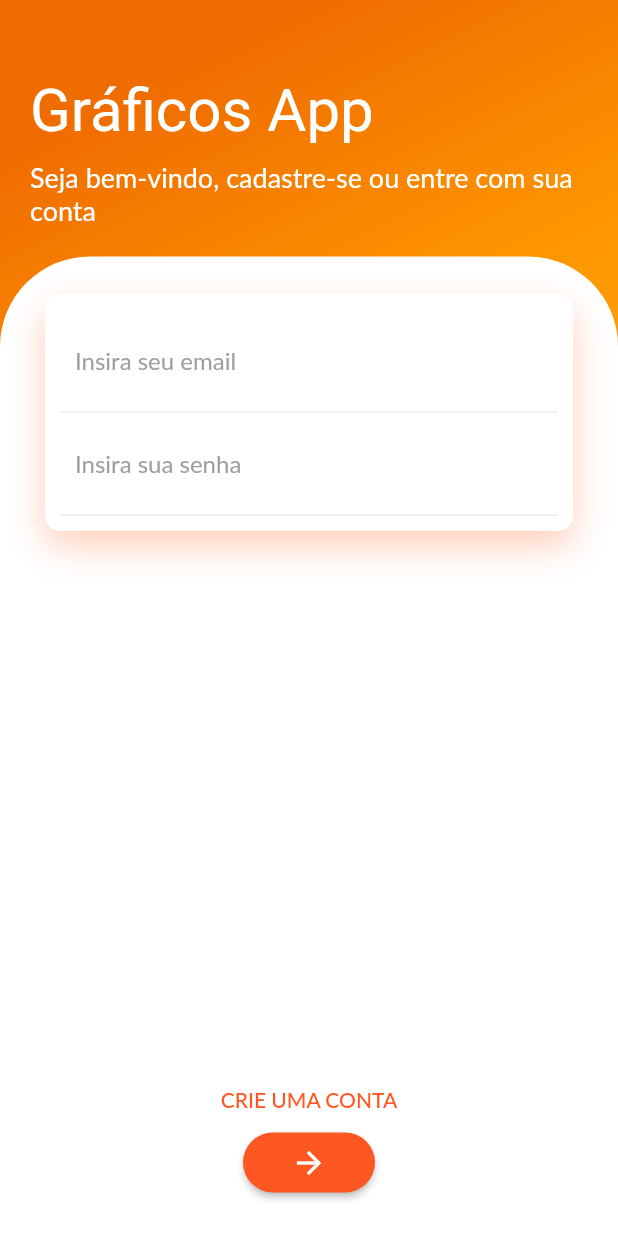
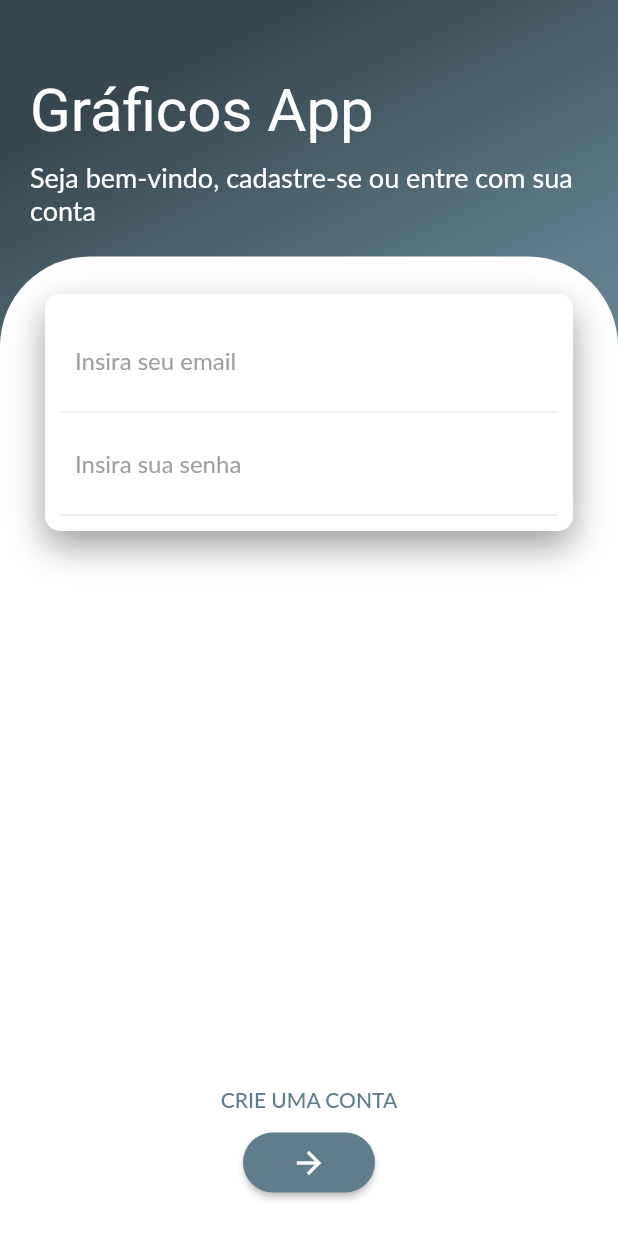
Before and after one commit to lucascicco/FLUTTER-CHARTS-APP, a Flutter app: the screen it shows after launch, on a phone screen of 412 x 824 dp. Run offline on Flutter 3.47's test engine with Material 2 defaults, Android fonts, the phone set to English and light mode, and no system bars; our stand-ins replace charts_flutter, mask_text_input_formatter, shared_preferences; Roboto replaces fonts that are missing (Anton, Lato).

```diff
--- a/lib/main.dart
+++ b/lib/main.dart
@@ -29,8 +29,8 @@ class MyApp extends StatelessWidget {
         builder: (ctx, auth, _) => MaterialApp(
           title: 'My charts',
           theme: ThemeData(
-            primarySwatch: Colors.deepOrange,
-            accentColor: Colors.deepOrangeAccent,
+            primarySwatch: Colors.blueGrey,
+            accentColor: Colors.grey,
             fontFamily: 'Lato',
           ),
           home: auth.isAuth
--- a/lib/screens/auth_screen.dart
+++ b/lib/screens/auth_screen.dart
@@ -16,9 +16,9 @@ class AuthScreen extends StatelessWidget {
               gradient: LinearGradient(
                 begin: Alignment.topCenter,
                 colors: [
-                  Colors.orange[800],
-                  Colors.orange[500],
-                  Colors.orange[400],
+                  Colors.blueGrey[800],
+                  Colors.blueGrey[500],
+                  Colors.blueGrey[400],
                 ],
               ),
             ),
--- a/lib/screens/show_chart.dart
+++ b/lib/screens/show_chart.dart
@@ -25,7 +25,7 @@ class ShowChart extends StatelessWidget {
         IconButton(
           icon: Icon(
             Icons.delete,
-            color: Colors.red,
+            color: Colors.redAccent,
           ),
           onPressed: () {
             Provider.of<Charts>(context, listen: false)
--- a/lib/widgets/auth_widget.dart
+++ b/lib/widgets/auth_widget.dart
@@ -156,7 +156,7 @@ class _AuthCardState extends State<AuthCard>
                     borderRadius: BorderRadius.circular(10),
                     boxShadow: [
                       BoxShadow(
-                          color: Color.fromRGBO(255, 95, 27, .3),
+                          color: Colors.grey,
                           blurRadius: 20,
                           offset: Offset(0, 10))
                     ]),
```
Also changed, not shown: lib/providers/charts.dart (+15 -1 lines), lib/screens/charts_overview.dart (+26 -12 lines), lib/widgets/app_drawer.dart (+0 -7 lines), lib/widgets/charts_grid.dart (+7 -3 lines), lib/widgets/search_widget.dart (+11 -2 lines).
